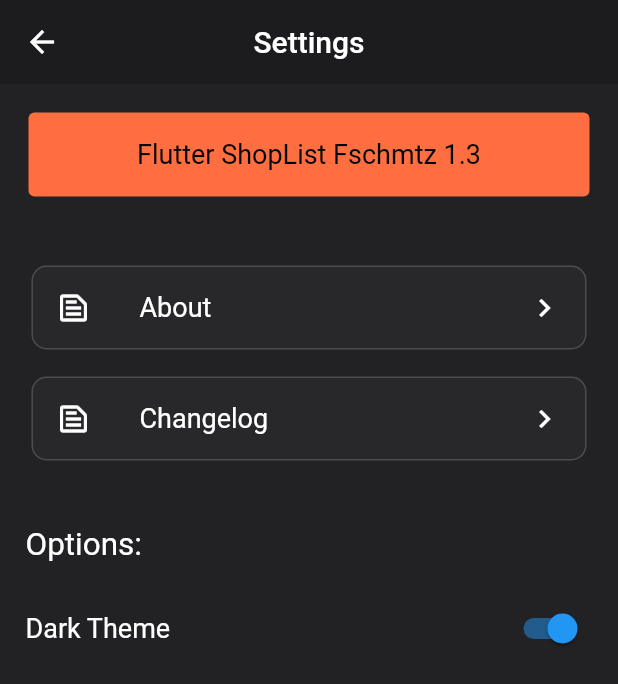
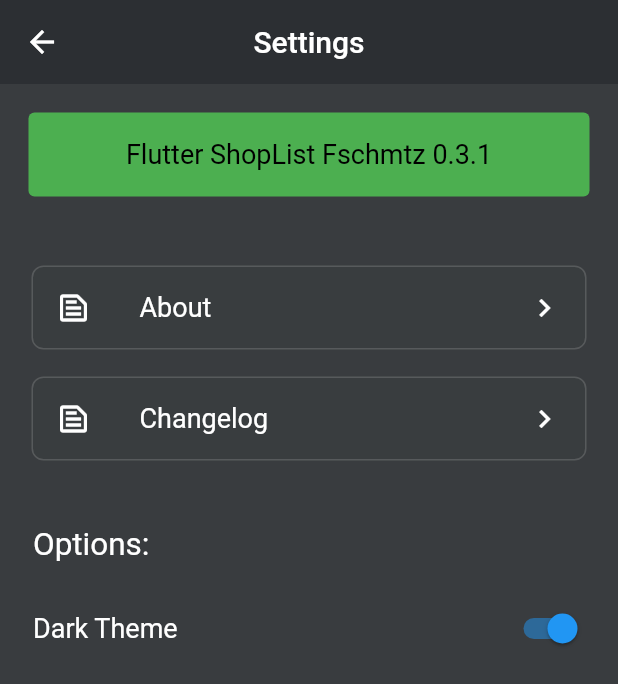
Before and after one commit to Fschmatz/shoppinglistfschmtz, a Flutter app: the Configs screen opened directly, on a phone screen of 412 x 824 dp. Shown: the top 684 px of the screen. Run offline on Flutter 3.47's test engine with Material 2 defaults, Android fonts, the phone set to English and light mode, and no system bars; our stand-ins replace flutter_colorpicker, shared_preferences, sqflite; accounts and stored records are empty.

Commit message:
Update 0.3.1

```diff
--- a/lib/classes/item.dart
+++ b/lib/classes/item.dart
@@ -1,9 +1,8 @@
 class Item{
   final int id;
   final String nome;
-  final int quantity;
   final int estado;  // 0 or 1
   final int idShopList;
 
-  Item({this.id,this.nome,this.quantity,this.estado,this.idShopList});
+  Item({this.id,this.nome,this.estado,this.idShopList});
 }
--- a/lib/configs/about.dart
+++ b/lib/configs/about.dart
@@ -1,5 +1,5 @@
 import 'package:flutter/material.dart';
-import '../util/versaoNomeChangelog.dart';
+import '../util/nameChangelog.dart';
 
 class About extends StatelessWidget {
 
@@ -20,7 +20,7 @@ class About extends StatelessWidget {
               children: <Widget>[
 
                 SizedBox(height: 20),
-                Text(versaoNomeChangelog.nomeApp+" " + versaoNomeChangelog.versaoApp,
+                Text(NameChangelog.appName+" " + NameChangelog.appVersion,
                   textAlign: TextAlign.center,
                   style: TextStyle(
                     fontSize: 19,
--- a/lib/configs/changelog.dart
+++ b/lib/configs/changelog.dart
@@ -1,5 +1,5 @@
 import 'package:flutter/material.dart';
-import '../util/versaoNomeChangelog.dart';
+import '../util/nameChangelog.dart';
 
 class Changelog extends StatelessWidget {
   @override
@@ -24,7 +24,7 @@ class Changelog extends StatelessWidget {
             child: Container(
               padding: EdgeInsets.fromLTRB(18, 0, 18, 5),
               child: Text(
-                versaoNomeChangelog.changelogUltimaVersao,
+                NameChangelog.changelogCurrent,
                 style: TextStyle(
                   fontSize: 18,
                 ),
@@ -46,7 +46,7 @@ class Changelog extends StatelessWidget {
                   ),
                 ),
                 Text(
-                  versaoNomeChangelog.changelogsAntigos,
+                  NameChangelog.changelogsOld,
                   style: TextStyle(
                     fontSize: 16,
                   ),
--- a/lib/configs/configs.dart
+++ b/lib/configs/configs.dart
@@ -2,7 +2,7 @@ import 'package:flutter/material.dart';
 import '../configs/about.dart';
 import '../configs/changelog.dart';
 import '../util/theme.dart';
-import '../util/versaoNomeChangelog.dart';
+import '../util/nameChangelog.dart';
 import 'package:provider/provider.dart';
 
 class Configs extends StatefulWidget {
@@ -31,9 +31,7 @@ class _ConfigsState extends State<Configs> {
           elevation: 0,
         ),
 
-        body: Stack(
-        children: <Widget>[
-        SingleChildScrollView(
+        body: SingleChildScrollView(
           padding: const EdgeInsets.all(17.0),
           child: Column(
             crossAxisAlignment: CrossAxisAlignment.start,
@@ -41,13 +39,13 @@ class _ConfigsState extends State<Configs> {
               Card(
                 elevation: 0,
                 margin: const EdgeInsets.all(2.0),
-                color: Colors.deepOrangeAccent,
+                color: Colors.green,
                 child: ListTile(
                   title: Text(
                     "Flutter " +
-                        versaoNomeChangelog.nomeApp +
+                        NameChangelog.appName +
                         " " +
-                        versaoNomeChangelog.versaoApp,
+                        NameChangelog.appVersion,
                     textAlign: TextAlign.center,
                     style: TextStyle(fontSize: 18, color: Colors.black),
                   ),
@@ -58,13 +56,10 @@ class _ConfigsState extends State<Configs> {
                 height: 40.0,
               ),
 
-              Column(
-                children: <Widget>[
-
               Card(
                 elevation: 0,
                 shape: RoundedRectangleBorder(
-                      borderRadius: BorderRadius.all(Radius.circular(10)),
+                  borderRadius: BorderRadius.all(Radius.circular(8)),
                   side: BorderSide(
                     color: Colors.grey.withOpacity(0.3),
                     width: 1,
@@ -90,7 +85,7 @@ class _ConfigsState extends State<Configs> {
               Card(
                 elevation: 0,
                 shape: RoundedRectangleBorder(
-                      borderRadius: BorderRadius.all(Radius.circular(10)),
+                  borderRadius: BorderRadius.all(Radius.circular(8)),
                   side: BorderSide(
                     color: Colors.grey.withOpacity(0.3),
                     width: 1,
@@ -110,22 +105,23 @@ class _ConfigsState extends State<Configs> {
                     );
                   },
                 ),
-                  )
-                ],
               ),
               SizedBox(
                 height: 40.0,
               ),
-              Text(
+              Padding(
+                padding: const EdgeInsets.fromLTRB(5, 0, 5, 0),
+                child: Text(
                   "Options: ",
                   style: TextStyle(fontSize: 21),
+                ),
               ),
               SizedBox(
                 height: 15.0,
               ),
 
               ListTile(
-                contentPadding: const EdgeInsets.all(0),
+                contentPadding: const EdgeInsets.fromLTRB(5, 0, 0, 0),
                 title: Text(
                   "Dark Theme",
                   style: TextStyle(fontSize: 18),
@@ -146,8 +142,6 @@ class _ConfigsState extends State<Configs> {
               ),
             ],
           ),
-        )
-      ],
         ));
   }
 }
--- a/lib/util/versaoNomeChangelog.dart
+++ b/lib/util/nameChangelog.dart
@@ -1,60 +1,69 @@
-class versaoNomeChangelog{
+class NameChangelog{
 
-  //se mudar o nome do App não esquecer de alterar, no manifesto
-  static String versaoApp = "1.3";
-  static String nomeApp = "ShopList Fschmtz";
+  static String appVersion = "0.3.1";
+  static String appName = "ShopList Fschmtz";
 
-  //1 espaço acima, nenhum embaixo
-  static String changelogUltimaVersao = '''
+  static String changelogCurrent = '''
 
-1.3
+0.3.1
+- Colors Changes
 - Fixes
 ''';
 
-  static String changelogsAntigos = '''
+  static String changelogsOld = '''
 
-1.2
+0.3.0
+- Logic Changes
+- New Classes
+
+0.2.0
+- Edit/New Pages Separated
+
+0.1.4
+- Fixes
+
+0.1.3
 - Remake Edit/Delete Logic
 
-1.1
+0.1.2
 - Remake Edit/Delete Logic
 - Unique Key for ShopLists
 
-1.0
+0.1.1
 - Fixes
 - Db Trigger on Delete
 
-0.9
+0.1.0
 - Edit ShopList
 - Delete ShopList
 - New Card Layout
 - Fixes
 
-0.8
+0.0.8
 - Home Changes
 - Fixes
 
-0.7
+0.0.7
 - Add New List
 - Color Picker
 - Save List
 
-0.6
+0.0.6
 - Ui Start
 
-0.5
+0.0.5
 - Db Fixes
 
-0.4
+0.0.4
 - Db
 
-0.3
+0.0.3
 - Cards
 
-0.2
+0.0.2
 - Home
 
-0.1
+0.0.1
 - Project Start
 
       (ಠ‿ಠ)
--- a/pubspec.yaml
+++ b/pubspec.yaml
@@ -15,7 +15,7 @@ publish_to: 'none' # Remove this line if you wish to publish to pub.dev
 # In iOS, build-name is used as CFBundleShortVersionString while build-number used as CFBundleVersion.
 # Read more about iOS versioning at
 # https://developer.apple.com/library/archive/documentation/General/Reference/InfoPlistKeyReference/Articles/CoreFoundationKeys.html
-version: 1.0.0+1
+version: 0.3.1
 
 environment:
   sdk: ">=2.7.0 <3.0.0"
```
Also changed, not shown: lib/db/criadorDb.dart (+11 -12 lines), lib/db/itemDao.dart (+20 -1 lines), lib/pages/editShopList.dart (+92 -58 lines), lib/pages/home.dart (+6 -4 lines), lib/pages/list/containerItemEditShopList.dart (deleted, +0 -82 lines), lib/pages/newShopList.dart (+23 -42 lines), lib/util/theme.dart (+9 -9 lines), lib/widgets/itemShopList.dart (added, +90 -0 lines), lib/widgets/itemShopListHome.dart (renamed from lib/pages/list/containerItemShopListView.dart, +4 -9 lines), lib/widgets/shopListHome.dart (renamed from lib/pages/list/containerShopList.dart, +7 -9 lines), lib/util/block_pickerAlt.dart (renamed from lib/util/block_pickerAlterado.dart). Lines whose indentation alone changed are shown as unchanged.
